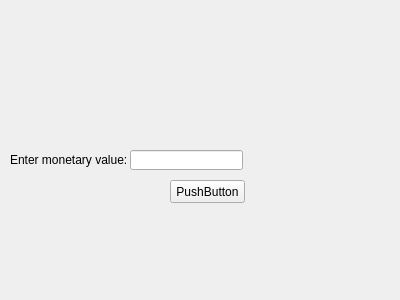
This is widget.ui in ZSetsu/TipMan as Qt 5 draws it before an edit. The edited form follows.
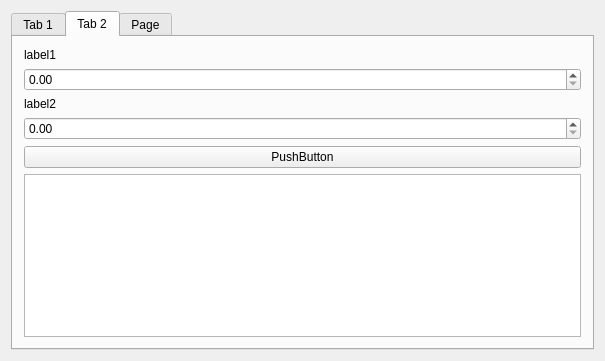
This is the edited form.

Commit message: Major Updates: Added tabs, output window.

What changed in the file:
```diff
--- a/widget.ui
+++ b/widget.ui
@@ -6,49 +6,80 @@
    <rect>
     <x>0</x>
     <y>0</y>
-    <width>400</width>
-    <height>300</height>
+    <width>605</width>
+    <height>361</height>
    </rect>
   </property>
   <property name="windowTitle">
    <string>Widget</string>
   </property>
-  <widget class="QLineEdit" name="lineEdit1">
-   <property name="geometry">
-    <rect>
-     <x>130</x>
-     <y>150</y>
-     <width>113</width>
-     <height>20</height>
-    </rect>
-   </property>
-  </widget>
-  <widget class="QPushButton" name="pushButton1">
-   <property name="geometry">
-    <rect>
-     <x>170</x>
-     <y>180</y>
-     <width>75</width>
-     <height>23</height>
-    </rect>
-   </property>
-   <property name="text">
-    <string>PushButton</string>
-   </property>
-  </widget>
-  <widget class="QLabel" name="label1">
-   <property name="geometry">
-    <rect>
-     <x>10</x>
-     <y>150</y>
-     <width>121</width>
-     <height>20</height>
-    </rect>
-   </property>
-   <property name="text">
-    <string>Enter monetary value:</string>
-   </property>
-  </widget>
+  <layout class="QVBoxLayout" name="verticalLayout_2">
+   <item>
+    <widget class="QTabWidget" name="tabWidget">
+     <property name="enabled">
+      <bool>true</bool>
+     </property>
+     <property name="currentIndex">
+      <number>1</number>
+     </property>
+     <widget class="QWidget" name="tab">
+      <attribute name="title">
+       <string>Tab 1</string>
+      </attribute>
+     </widget>
+     <widget class="QWidget" name="tab_2">
+      <attribute name="title">
+       <string>Tab 2</string>
+      </attribute>
+      <layout class="QVBoxLayout" name="verticalLayout">
+       <item>
+        <widget class="QLabel" name="label1">
+         <property name="text">
+          <string>label1</string>
+         </property>
+        </widget>
+       </item>
+       <item>
+        <widget class="QDoubleSpinBox" name="doubleSpinBox">
+         <property name="maximum">
+          <double>10000.000000000000000</double>
+         </property>
+        </widget>
+       </item>
+       <item>
+        <widget class="QLabel" name="label2">
+         <property name="text">
+          <string>label2</string>
+         </property>
+        </widget>
+       </item>
+       <item>
+        <widget class="QDoubleSpinBox" name="doubleSpinBox_2"/>
+       </item>
+       <item>
+        <widget class="QPushButton" name="pushButton1">
+         <property name="text">
+          <string>PushButton</string>
+         </property>
+        </widget>
+       </item>
+       <item>
+        <widget class="QPlainTextEdit" name="plainTextEdit">
+         <property name="readOnly">
+          <bool>true</bool>
+         </property>
+        </widget>
+       </item>
+      </layout>
+     </widget>
+     <widget class="QWidget" name="tab_3">
+      <attribute name="title">
+       <string>Page</string>
+      </attribute>
+     </widget>
+    </widget>
+   </item>
+  </layout>
  </widget>
  <layoutdefault spacing="6" margin="11"/>
  <resources/>
```
The commit also changes 4 other files.
